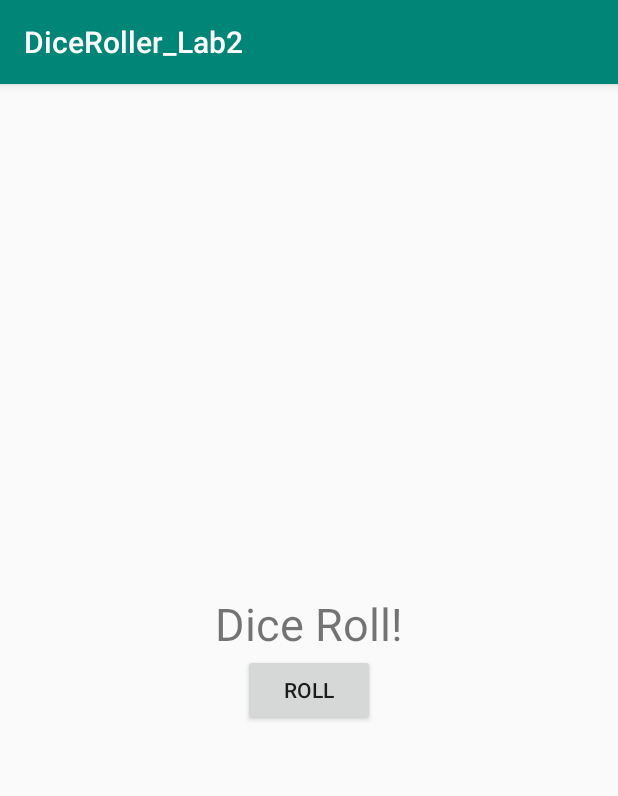
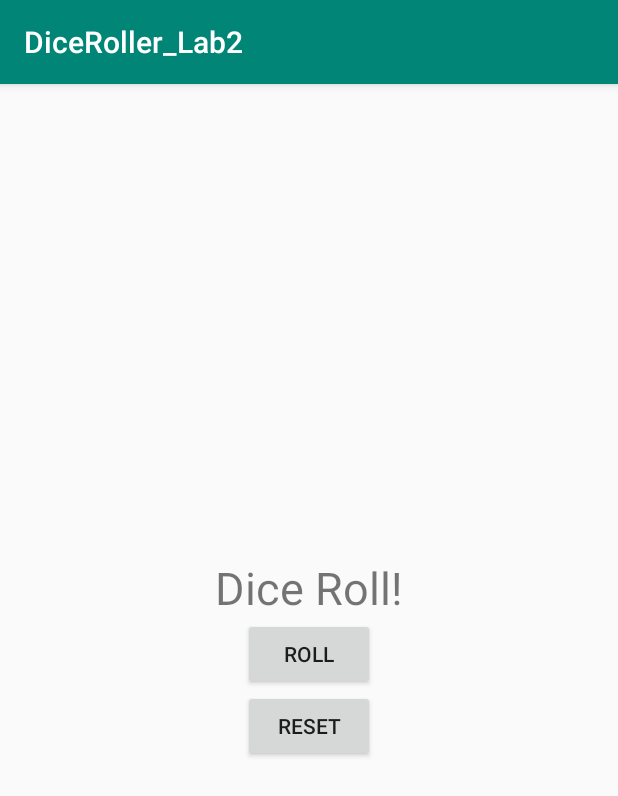
Before and after one commit to xxxDNxxx/59160379_Lab3, an Android app: the screen it shows after launch (MainActivity), on a phone screen of 412 x 824 dp. Shown: the top 796 px of the screen. Run offline under Robolectric (Android 15) with nearby library versions, the phone set to English and light mode, and no system bars.

Commit message:
reset button

```diff
--- a/app/src/main/java/buu/informatics/s59160379/diceroller_lab2/MainActivity.kt
+++ b/app/src/main/java/buu/informatics/s59160379/diceroller_lab2/MainActivity.kt
@@ -19,6 +19,13 @@ class MainActivity : AppCompatActivity() {
         val resultText :TextView = findViewById(R.id.result_text)
         resultText.text = "Dice Roll!"
 
+        val resetButton: Button = findViewById(R.id.reset_button)
+        resetButton.setOnClickListener{resetDice()}
+    }
+
+    private fun resetDice() {
+        val resultText : TextView = findViewById(R.id.result_text)
+        resultText.text = "0".toString()
     }
 
     private fun rollDice() {
--- a/app/src/main/res/layout/activity_main.xml
+++ b/app/src/main/res/layout/activity_main.xml
@@ -22,5 +22,11 @@
             android:layout_height="wrap_content"
             android:layout_gravity="center_horizontal"
             android:text="@string/roll" />
+    <Button
+            android:id="@+id/reset_button"
+            android:layout_width="wrap_content"
+            android:layout_height="wrap_content"
+            android:layout_gravity="center_horizontal"
+            android:text="@string/reset"/>
 
 </LinearLayout>
--- a/app/src/main/res/values/strings.xml
+++ b/app/src/main/res/values/strings.xml
@@ -1,4 +1,5 @@
 <resources>
     <string name="app_name">DiceRoller_Lab2</string>
     <string name="roll">Roll</string>
+    <string name="reset">Reset</string>
 </resources>
```
